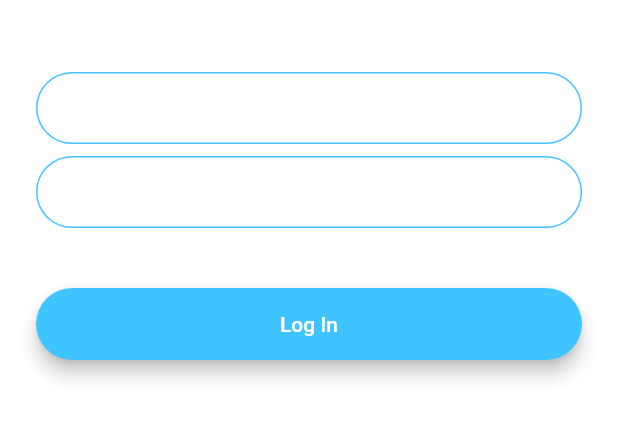
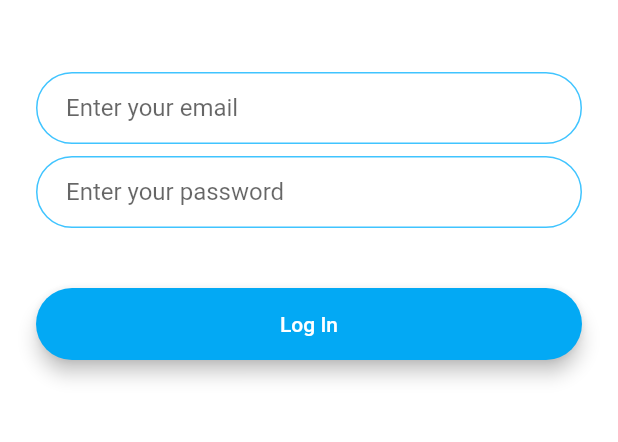
Before and after one commit to Robert-OP/flash-chat, a Flutter app: the screen it shows after launch, after a tap on "Log In", on a phone screen of 412 x 824 dp, the part 576-1018 px from its top. Run offline on Flutter 3.47's test engine with Material 2 defaults, Android fonts, the phone set to English and light mode, and no system bars; our stand-ins replace animated_text_kit.

Commit message:
RoundedButton, setup Firebase and refactor

```diff
--- /dev/null
+++ b/lib/components/RoundedButton.dart
@@ -0,0 +1,32 @@
+import 'package:flutter/material.dart';
+
+class RoundedButton extends StatelessWidget {
+  RoundedButton({this.title, this.color, @required this.onPressed});
+
+  final Color color;
+  final String title;
+  final Function onPressed;
+
+  @override
+  Widget build(BuildContext context) {
+    return Padding(
+      padding: EdgeInsets.symmetric(vertical: 16.0),
+      child: Material(
+        elevation: 5.0,
+        color: color,
+        borderRadius: BorderRadius.circular(30.0),
+        child: MaterialButton(
+          onPressed: onPressed,
+          minWidth: 200.0,
+          height: 42.0,
+          child: Text(
+            title,
+            style: TextStyle(
+              color: Colors.white,
+            ),
+          ),
+        ),
+      ),
+    );
+  }
+}
--- a/lib/constants.dart
+++ b/lib/constants.dart
@@ -17,3 +17,19 @@ const kMessageContainerDecoration = BoxDecoration(
     top: BorderSide(color: Colors.lightBlueAccent, width: 2.0),
   ),
 );
+
+const kTextFieldDecoration = InputDecoration(
+  hintText: 'Enter your value',
+  contentPadding: EdgeInsets.symmetric(vertical: 10.0, horizontal: 20.0),
+  border: OutlineInputBorder(
+    borderRadius: BorderRadius.all(Radius.circular(32.0)),
+  ),
+  enabledBorder: OutlineInputBorder(
+    borderSide: BorderSide(color: Colors.lightBlueAccent, width: 1.0),
+    borderRadius: BorderRadius.all(Radius.circular(32.0)),
+  ),
+  focusedBorder: OutlineInputBorder(
+    borderSide: BorderSide(color: Colors.lightBlueAccent, width: 2.0),
+    borderRadius: BorderRadius.all(Radius.circular(32.0)),
+  ),
+);
--- a/lib/main.dart
+++ b/lib/main.dart
@@ -10,11 +10,6 @@ class FlashChat extends StatelessWidget {
   @override
   Widget build(BuildContext context) {
     return MaterialApp(
-      theme: ThemeData.dark().copyWith(
-        textTheme: TextTheme(
-          body1: TextStyle(color: Colors.black54),
-        ),
-      ),
       initialRoute: WelcomeScreen.id,
       routes: {
         WelcomeScreen.id: (context) => WelcomeScreen(),
--- a/lib/screens/login_screen.dart
+++ b/lib/screens/login_screen.dart
@@ -1,4 +1,7 @@
+import 'package:flash_chat/components/RoundedButton.dart';
 import 'package:flutter/material.dart';
+
+import '../constants.dart';
 
 class LoginScreen extends StatefulWidget {
   static const String id = 'login_screen';
@@ -32,24 +35,8 @@ class _LoginScreenState extends State<LoginScreen> {
               onChanged: (value) {
                 //Do something with the user input.
               },
-              decoration: InputDecoration(
-                hintText: 'Enter your email',
-                contentPadding:
-                    EdgeInsets.symmetric(vertical: 10.0, horizontal: 20.0),
-                border: OutlineInputBorder(
-                  borderRadius: BorderRadius.all(Radius.circular(32.0)),
-                ),
-                enabledBorder: OutlineInputBorder(
-                  borderSide:
-                      BorderSide(color: Colors.lightBlueAccent, width: 1.0),
-                  borderRadius: BorderRadius.all(Radius.circular(32.0)),
-                ),
-                focusedBorder: OutlineInputBorder(
-                  borderSide:
-                      BorderSide(color: Colors.lightBlueAccent, width: 2.0),
-                  borderRadius: BorderRadius.all(Radius.circular(32.0)),
-                ),
-              ),
+              decoration:
+                  kTextFieldDecoration.copyWith(hintText: 'Enter your email'),
             ),
             SizedBox(
               height: 8.0,
@@ -58,45 +45,18 @@ class _LoginScreenState extends State<LoginScreen> {
               onChanged: (value) {
                 //Do something with the user input.
               },
-              decoration: InputDecoration(
-                hintText: 'Enter your password.',
-                contentPadding:
-                    EdgeInsets.symmetric(vertical: 10.0, horizontal: 20.0),
-                border: OutlineInputBorder(
-                  borderRadius: BorderRadius.all(Radius.circular(32.0)),
-                ),
-                enabledBorder: OutlineInputBorder(
-                  borderSide:
-                      BorderSide(color: Colors.lightBlueAccent, width: 1.0),
-                  borderRadius: BorderRadius.all(Radius.circular(32.0)),
-                ),
-                focusedBorder: OutlineInputBorder(
-                  borderSide:
-                      BorderSide(color: Colors.lightBlueAccent, width: 2.0),
-                  borderRadius: BorderRadius.all(Radius.circular(32.0)),
-                ),
-              ),
+              decoration: kTextFieldDecoration.copyWith(
+                  hintText: 'Enter your password'),
             ),
             SizedBox(
               height: 24.0,
             ),
-            Padding(
-              padding: EdgeInsets.symmetric(vertical: 16.0),
-              child: Material(
-                color: Colors.lightBlueAccent,
-                borderRadius: BorderRadius.all(Radius.circular(30.0)),
-                elevation: 5.0,
-                child: MaterialButton(
-                  onPressed: () {
-                    //Implement login functionality.
-                  },
-                  minWidth: 200.0,
-                  height: 42.0,
-                  child: Text(
-                    'Log In',
-                  ),
-                ),
-              ),
+            RoundedButton(
+              title: 'Log In',
+              color: Colors.lightBlue,
+              onPressed: () {
+//                Navigator.pushNamed(context, LoginScreen.id);
+              },
             ),
           ],
         ),
--- a/lib/screens/welcome_screen.dart
+++ b/lib/screens/welcome_screen.dart
@@ -1,5 +1,6 @@
+import 'package:flash_chat/components/RoundedButton.dart';
 import 'package:flutter/material.dart';
-
+import 'package:animated_text_kit/animated_text_kit.dart';
 import 'login_screen.dart';
 import 'registration_screen.dart';
 
@@ -74,9 +75,9 @@ class _WelcomeScreenState extends State<WelcomeScreen>
                     height: 60.0,
                   ),
                 ),
-                Text(
-                  'Flash Chat',
-                  style: TextStyle(
+                TypewriterAnimatedTextKit(
+                  text: ['Flash Chat'],
+                  textStyle: TextStyle(
                     fontSize: 45.0,
                     fontWeight: FontWeight.w900,
                   ),
@@ -86,41 +87,19 @@ class _WelcomeScreenState extends State<WelcomeScreen>
             SizedBox(
               height: 48.0,
             ),
-            Padding(
-              padding: EdgeInsets.symmetric(vertical: 16.0),
-              child: Material(
-                elevation: 5.0,
-                color: Colors.lightBlueAccent,
-                borderRadius: BorderRadius.circular(30.0),
-                child: MaterialButton(
+            RoundedButton(
+              title: 'Log In',
+              color: Colors.lightBlue,
               onPressed: () {
                 Navigator.pushNamed(context, LoginScreen.id);
               },
-                  minWidth: 200.0,
-                  height: 42.0,
-                  child: Text(
-                    'Log In',
             ),
-                ),
-              ),
-            ),
-            Padding(
-              padding: EdgeInsets.symmetric(vertical: 16.0),
-              child: Material(
+            RoundedButton(
+              title: 'Register',
               color: Colors.blueAccent,
-                borderRadius: BorderRadius.circular(30.0),
-                elevation: 5.0,
-                child: MaterialButton(
               onPressed: () {
                 Navigator.pushNamed(context, RegistrationScreen.id);
               },
-                  minWidth: 200.0,
-                  height: 42.0,
-                  child: Text(
-                    'Register',
-                  ),
-                ),
-              ),
             ),
           ],
         ),
--- a/pubspec.yaml
+++ b/pubspec.yaml
@@ -11,6 +11,10 @@ dependencies:
     sdk: flutter
 
   cupertino_icons: ^0.1.2
+  animated_text_kit: ^1.3.1
+  firebase_core: ^0.4.0+8
+  firebase_auth: ^0.14.0+2
+  cloud_firestore: ^0.12.9
 
 dev_dependencies:
   flutter_test:
```
Also changed, not shown: lib/screens/registration_screen.dart (+20 -58 lines), pubspec.lock, 3 other files. Lines whose indentation alone changed are shown as unchanged.
